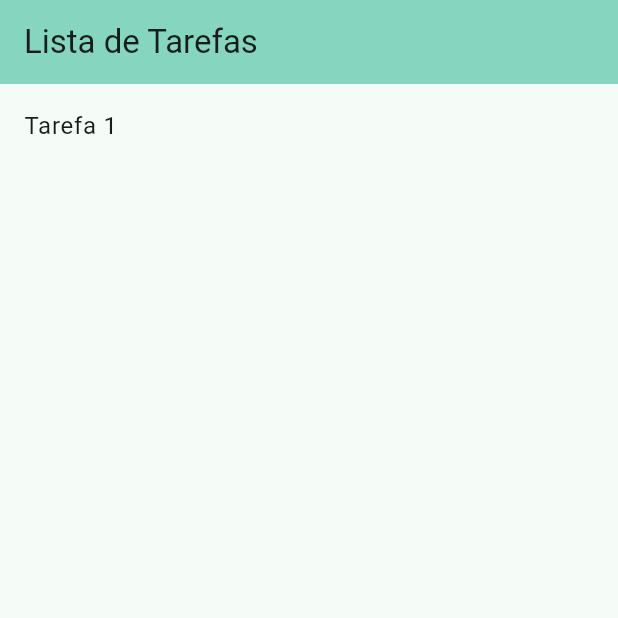
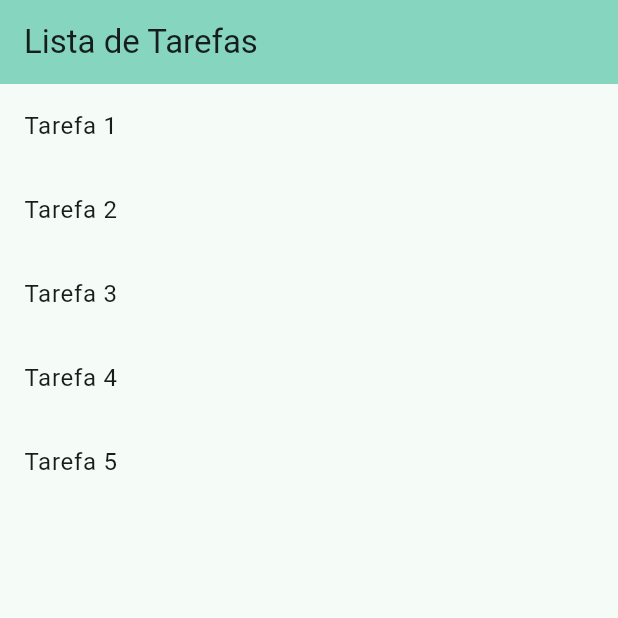
Before and after one commit to AnaCarol21/todo_app, a Flutter app: the screen it shows after launch, on a phone screen of 412 x 824 dp, the top half of it. Run offline on Flutter 3.47's test engine with Material 3 defaults, Android fonts, the phone set to English and light mode, and no system bars.

Commit message:
add: adicionando classe e lista e exibindo a mesma

```diff
--- /dev/null
+++ b/todo_app/lib/todo.dart
@@ -0,0 +1,10 @@
+class Todo {
+  Todo({required this.task, required this.completed});
+
+  final String task;
+  final bool completed;
+
+  factory Todo.create(String task){
+    return Todo(task: task, completed: false);
+  }
+}
--- a/todo_app/lib/todo_list_widget.dart
+++ b/todo_app/lib/todo_list_widget.dart
@@ -1,20 +1,26 @@
 import 'package:flutter/material.dart';
+import 'package:todo_app/todo.dart';
+
+List<Todo> todoList = [
+  Todo.create('Tarefa 1'),
+  Todo.create('Tarefa 2'),
+  Todo.create('Tarefa 3'),
+  Todo.create('Tarefa 4'),
+  Todo.create('Tarefa 5'),
+];
 
 class TodoListWidget extends StatelessWidget {
   const TodoListWidget({super.key});
 
   @override
   Widget build(BuildContext context) {
-    return ListView(
+    return ListView.builder(
       primary: false,
       shrinkWrap: true,
-      children: [
-        ListTile(
-          title: Text(
-            'Tarefa 1',
-          ),
-        )
-      ],
+      itemCount: todoList.length,
+      itemBuilder: (context, index) {
+        return ListTile(title: Text(todoList[index].task));
+      },
     );
   }
 }
```
